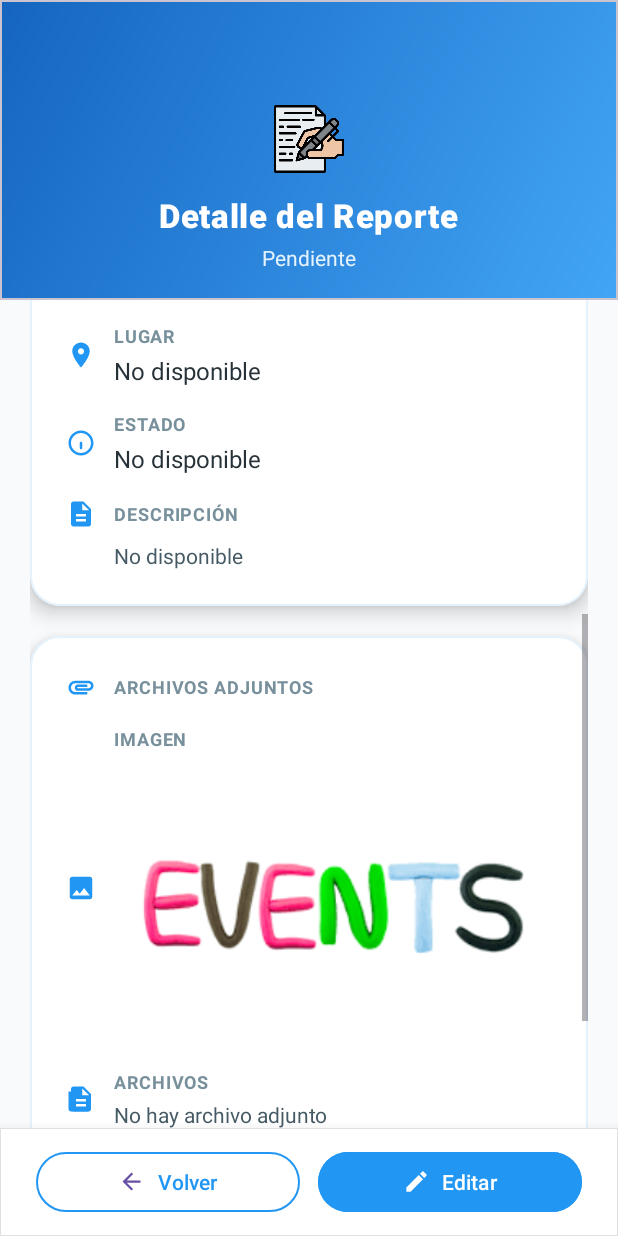
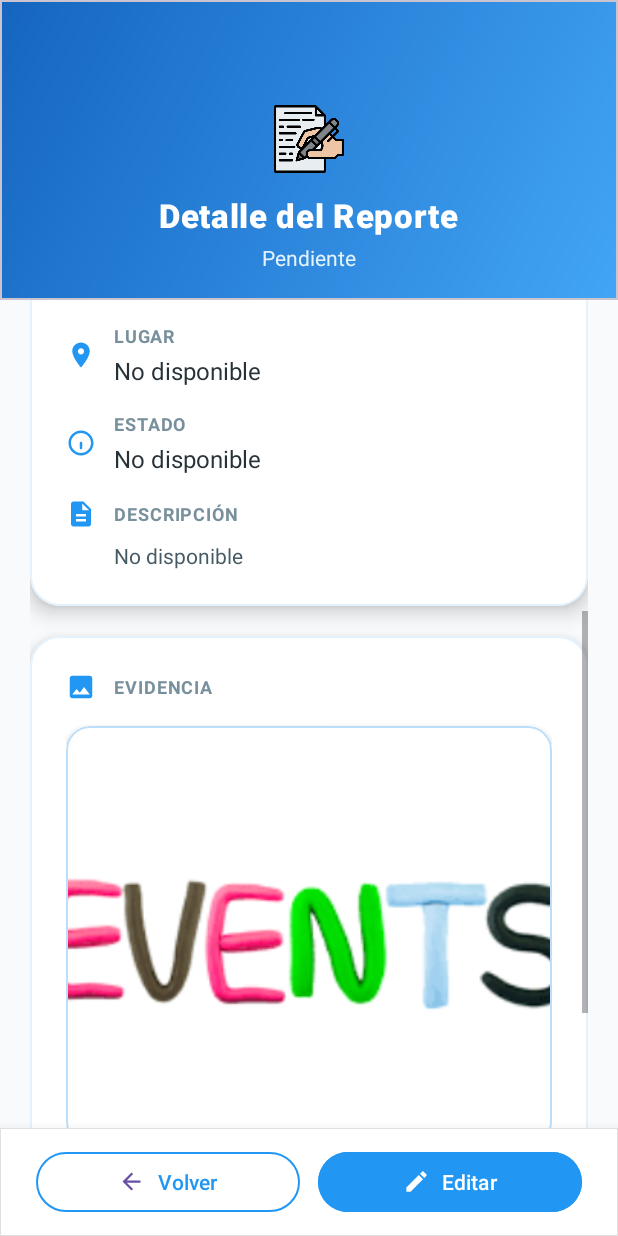
Before and after one commit to sebastianCotaz12/AndroidFinal, an Android app: the Detalles_reportes screen opened directly, with no data from a screen before it, scrolled down 386 dp, on a phone screen of 412 x 824 dp. Run offline under Robolectric (Android 15) with nearby library versions, the phone set to English and light mode, and no system bars; pictures from the network do not load.

Commit message:
reporte con archivo

```diff
--- a/app/src/main/res/layout/activity_detalles_reportes.xml
+++ b/app/src/main/res/layout/activity_detalles_reportes.xml
@@ -404,7 +404,138 @@
                 </LinearLayout>
             </com.google.android.material.card.MaterialCardView>
 
-            <!-- TARJETA DE ARCHIVOS ADJUNTOS -->
+            <!-- TARJETA DE ARCHIVO ADJUNTO -->
+            <com.google.android.material.card.MaterialCardView
+                android:id="@+id/cardArchivo"
+                android:layout_width="match_parent"
+                android:layout_height="wrap_content"
+                android:layout_marginBottom="20dp"
+                app:cardCornerRadius="20dp"
+                app:cardElevation="8dp"
+                app:strokeColor="#E3F2FD"
+                app:strokeWidth="1dp"
+                android:backgroundTint="#FFFFFF"
+                android:visibility="gone">
+
+                <LinearLayout
+                    android:layout_width="match_parent"
+                    android:layout_height="wrap_content"
+                    android:orientation="vertical"
+                    android:padding="24dp">
+
+                    <LinearLayout
+                        android:layout_width="match_parent"
+                        android:layout_height="wrap_content"
+                        android:orientation="horizontal"
+                        android:gravity="center_vertical"
+                        android:layout_marginBottom="16dp">
+
+                        <ImageView
+                            android:layout_width="20dp"
+                            android:layout_height="20dp"
+                            android:src="@drawable/ic_attach_file"
+                            android:tint="#2196F3"
+                            android:layout_marginEnd="12dp" />
+
+                        <TextView
+                            android:layout_width="wrap_content"
+                            android:layout_height="wrap_content"
+                            android:text="ARCHIVO ADJUNTO"
+                            android:textColor="#78909C"
+                            android:textSize="12sp"
+                            android:textStyle="bold"
+                            android:letterSpacing="0.05" />
+                    </LinearLayout>
+
+                    <!-- Información del archivo -->
+                    <com.google.android.material.card.MaterialCardView
+                        android:layout_width="match_parent"
+                        android:layout_height="wrap_content"
+                        app:cardCornerRadius="16dp"
+                        app:cardElevation="4dp"
+                        app:strokeColor="#BBDEFB"
+                        app:strokeWidth="1dp"
+                        android:clickable="true"
+                        android:focusable="true"
+                        android:foreground="?android:attr/selectableItemBackground">
+
+                        <LinearLayout
+                            android:layout_width="match_parent"
+                            android:layout_height="wrap_content"
+                            android:orientation="horizontal"
+                            android:padding="20dp"
+                            android:gravity="center_vertical"
+                            android:background="#F8FAFC">
+
+                            <ImageView
+                                android:id="@+id/ivIconoArchivo"
+                                android:layout_width="40dp"
+                                android:layout_height="40dp"
+                                android:src="@drawable/ic_attach_file"
+                                android:tint="#2196F3"
+                                android:layout_marginEnd="16dp"
+                                android:contentDescription="Icono archivo" />
+
+                            <LinearLayout
+                                android:layout_width="0dp"
+                                android:layout_height="wrap_content"
+                                android:layout_weight="1"
+                                android:orientation="vertical">
+
+                                <TextView
+                                    android:id="@+id/tvNombreArchivo"
+                                    android:layout_width="match_parent"
+                                    android:layout_height="wrap_content"
+                                    android:text="Nombre del archivo"
+                                    android:textColor="#263238"
+                                    android:textSize="16sp"
+                                    android:textStyle="normal"
+                                    android:maxLines="1"
+                                    android:ellipsize="end" />
+
+                                <TextView
+                                    android:id="@+id/tvTipoArchivo"
+                                    android:layout_width="match_parent"
+                                    android:layout_height="wrap_content"
+                                    android:text="Tipo de archivo"
+                                    android:textColor="#78909C"
+                                    android:textSize="14sp"
+                                    android:layout_marginTop="4dp" />
+                            </LinearLayout>
+
+                            <ImageView
+                                android:layout_width="24dp"
+                                android:layout_height="24dp"
+                                android:src="@drawable/ic_download"
+                                android:tint="#2196F3"
+                                android:contentDescription="Descargar"
+                                android:layout_marginStart="8dp" />
+
+                        </LinearLayout>
+                    </com.google.android.material.card.MaterialCardView>
+
+                    <!-- Botón para abrir archivo -->
+                    <com.google.android.material.button.MaterialButton
+                        android:id="@+id/btnAbrirArchivo"
+                        android:layout_width="match_parent"
+                        android:layout_height="52dp"
+                        android:text="Abrir archivo"
+                        android:textColor="#FFFFFF"
+                        android:textSize="15sp"
+                        app:icon="@drawable/ic_open_in_new"
+                        app:iconGravity="textStart"
+                        app:iconPadding="8dp"
+                        app:cornerRadius="26dp"
+                        android:backgroundTint="#2196F3"
+                        app:elevation="4dp"
+                        app:rippleColor="#1976D2"
+                        style="@style/Widget.Material3.Button"
+                        android:layout_marginTop="12dp" />
+
+                </LinearLayout>
+            </com.google.android.material.card.MaterialCardView>
+
+            <!-- TARJETA DE EVIDENCIA -->
             <com.google.android.material.card.MaterialCardView
                 android:layout_width="match_parent"
                 android:layout_height="wrap_content"
@@ -430,98 +561,39 @@
                         <ImageView
                             android:layout_width="20dp"
                             android:layout_height="20dp"
-                            android:src="@drawable/ic_attachment"
+                            android:src="@drawable/ic_image"
                             android:tint="#2196F3"
                             android:layout_marginEnd="12dp" />
 
                         <TextView
                             android:layout_width="wrap_content"
                             android:layout_height="wrap_content"
-                            android:text="ARCHIVOS ADJUNTOS"
+                            android:text="EVIDENCIA"
                             android:textColor="#78909C"
                             android:textSize="12sp"
                             android:textStyle="bold"
                             android:letterSpacing="0.05" />
                     </LinearLayout>
 
-                    <!-- Imagen -->
-                    <LinearLayout
+                    <!-- Contenedor de imagen con bordes redondeados -->
+                    <com.google.android.material.card.MaterialCardView
                         android:layout_width="match_parent"
-                        android:layout_height="wrap_content"
-                        android:orientation="horizontal"
-                        android:gravity="center_vertical"
-                        android:layout_marginBottom="12dp">
+                        android:layout_height="280dp"
+                        app:cardCornerRadius="16dp"
+                        app:cardElevation="4dp"
+                        app:strokeColor="#BBDEFB"
+                        app:strokeWidth="1dp">
 
                         <ImageView
-                            android:layout_width="20dp"
-                            android:layout_height="20dp"
-                            android:src="@drawable/ic_image"
-                            android:tint="#2196F3"
-                            android:layout_marginEnd="12dp" />
+                            android:id="@+id/imgReporte"
+                            android:layout_width="match_parent"
+                            android:layout_height="match_parent"
+                            android:scaleType="centerCrop"
+                            android:background="#F5F5F5"
+                            android:contentDescription="Imagen del reporte"
+                            android:adjustViewBounds="true" />
 
-                        <LinearLayout
-                            android:layout_width="0dp"
-                            android:layout_height="wrap_content"
-                            android:layout_weight="1"
-                            android:orientation="vertical">
-
-                            <TextView
-                                android:layout_width="wrap_content"
-                                android:layout_height="wrap_content"
-                                android:text="IMAGEN"
-                                android:textColor="#78909C"
-                                android:textSize="12sp"
-                                android:textStyle="bold"
-                                android:letterSpacing="0.05" />
-
-                            <ImageView
-                                android:id="@+id/imgReporte"
-                                android:layout_width="match_parent"
-                                android:layout_height="200dp"
-                                android:scaleType="centerCrop"
-                                android:src="@drawable/placeholder_image"
-                                android:contentDescription="Imagen del reporte" />
-                        </LinearLayout>
-                    </LinearLayout>
-
-                    <!-- Archivos -->
-                    <LinearLayout
-                        android:layout_width="match_parent"
-                        android:layout_height="wrap_content"
-                        android:orientation="horizontal"
-                        android:gravity="center_vertical">
-
-                        <ImageView
-                            android:layout_width="20dp"
-                            android:layout_height="20dp"
-                            android:src="@drawable/ic_files"
-                            android:tint="#2196F3"
-                            android:layout_marginEnd="12dp" />
-
-                        <LinearLayout
-                            android:layout_width="0dp"
-                            android:layout_height="wrap_content"
-                            android:layout_weight="1"
-                            android:orientation="vertical">
-
-                            <TextView
-                                android:layout_width="wrap_content"
-                                android:layout_height="wrap_content"
-                                android:text="ARCHIVOS"
-                                android:textColor="#78909C"
-                                android:textSize="12sp"
-                                android:textStyle="bold"
-                                android:letterSpacing="0.05" />
-
-                            <TextView
-                                android:id="@+id/tvArchivos"
-                                android:layout_width="match_parent"
-                                android:layout_height="wrap_content"
-                                android:textSize="14sp"
-                                android:textColor="#455A64"
-                                android:layout_marginTop="4dp" />
-                        </LinearLayout>
-                    </LinearLayout>
+                    </com.google.android.material.card.MaterialCardView>
 
                 </LinearLayout>
             </com.google.android.material.card.MaterialCardView>
```
Also changed, not shown: app/src/main/java/com/example/myapplication/controller/Detalles_reportes.java (+84 -30 lines), app/src/main/java/com/example/myapplication/controller/Form_reportes.java (+50 -64 lines), app/src/main/res/layout/activity_form_reportes.xml (+122 -139 lines).
